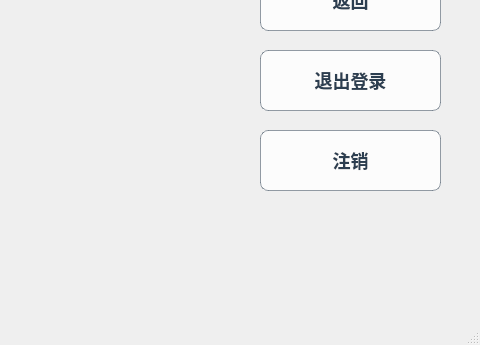
Above: userwindow.ui from monkeyking-hub/fly_manage_system before the change; both pictures show x 320 to 800 and y 440 to 785 of the 800 by 785 pixel window. Below: the same form after it.
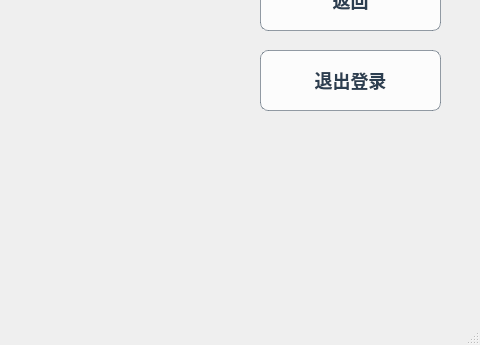
That is the form after the change. Icons and pictures are not drawn.

Patch:
```diff
--- a/userwindow.ui
+++ b/userwindow.ui
@@ -79,63 +79,6 @@
      <string>退出登录</string>
     </property>
    </widget>
-   <widget class="QPushButton" name="logOffButton">
-    <property name="geometry">
-     <rect>
-      <x>580</x>
-      <y>570</y>
-      <width>181</width>
-      <height>61</height>
-     </rect>
-    </property>
-    <property name="font">
-     <font>
-      <family>Segoe UI</family>
-      <pointsize>-1</pointsize>
-      <bold>true</bold>
-     </font>
-    </property>
-    <property name="styleSheet">
-     <string notr="true">/* 按钮默认样式 */
-QPushButton {
-    background-color: rgba(255, 255, 255, 0.8); /* 半透明白色背景 */
-    color: #2c3e50; /* 深灰蓝色文字 */
-    border: 1px solid rgba(44, 62, 80, 0.5); /* 半透明深蓝灰色边框 */
-    border-radius: 8px; /* 圆角按钮 */
-    padding: 8px 16px; /* 按钮内边距 */
-    font-size: 18px; /* 字体大小 */
-    font-family: &quot;Segoe UI&quot;, Arial, sans-serif; /* 字体样式 */
-    font-weight: bold; /* 加粗字体 */
-    box-shadow: 0px 4px 6px rgba(0, 0, 0, 0.2); /* 按钮阴影 */
-}
-
-/* 鼠标悬停效果 */
-QPushButton:hover {
-    background-color: rgba(255, 255, 255, 0.9); /* 更亮的白色背景 */
-    color: #34495e; /* 深一点的文字颜色 */
-    border: 1px solid rgba(44, 62, 80, 0.8); /* 更明显的边框 */
-}
-
-/* 按下效果 */
-QPushButton:pressed {
-    background-color: rgba(230, 230, 230, 0.9); /* 按下时灰白背景 */
-    box-shadow: none; /* 按下时移除阴影 */
-    color: #2c3e50; /* 保持文字颜色 */
-}
-
-/* 禁用按钮 */
-QPushButton:disabled {
-    background-color: rgba(200, 200, 200, 0.7); /* 禁用按钮灰色背景 */
-    color: rgba(120, 120, 120, 0.8); /* 灰色文字 */
-    border: 1px solid rgba(120, 120, 120, 0.5); /* 灰色边框 */
-    box-shadow: none; /* 无阴影 */
-}
-</string>
-    </property>
-    <property name="text">
-     <string>注销</string>
-    </property>
-   </widget>
    <widget class="QGroupBox" name="personInfoBox">
     <property name="geometry">
      <rect>
```
